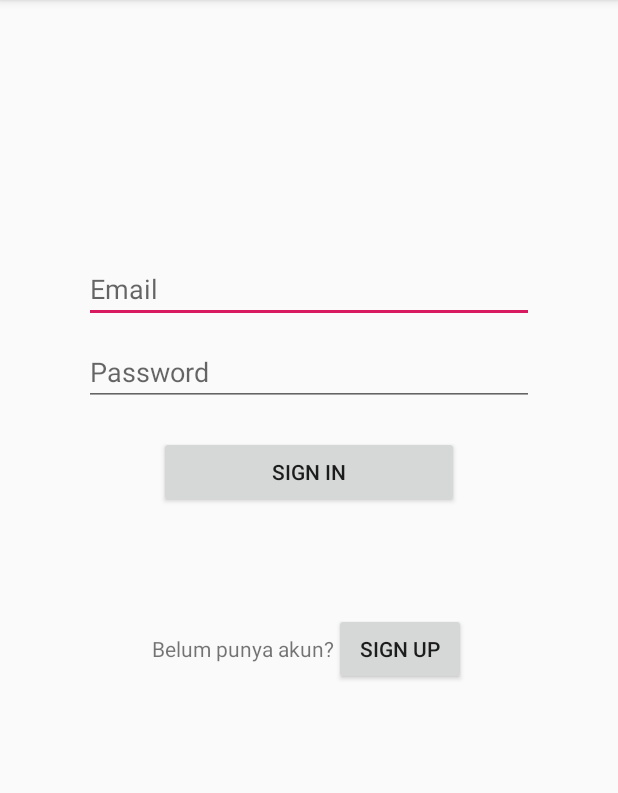
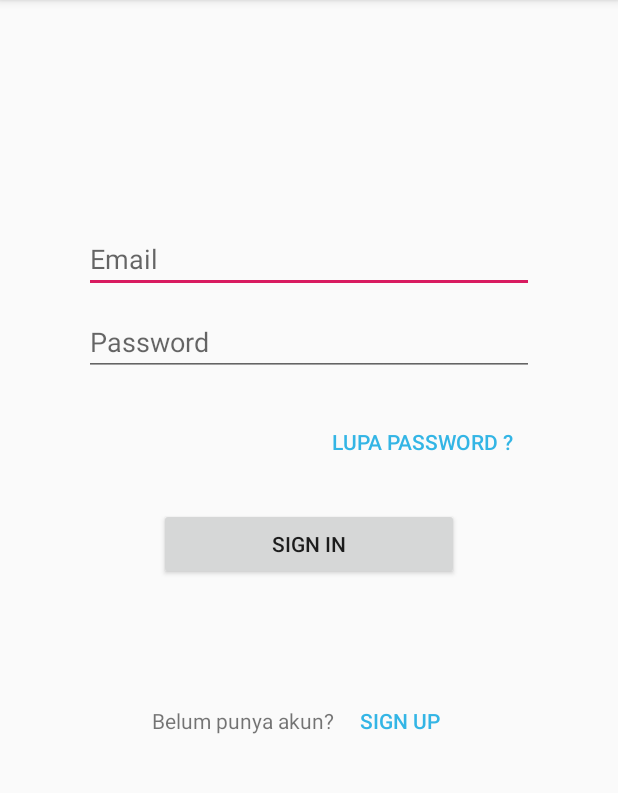
Before and after one commit to BenyaminDoni/GundamHobby, an Android app: the screen it shows after launch (MainActivity), on a phone screen of 412 x 824 dp, the part 84-877 px from its top. Run offline under Robolectric (Android 15) with nearby library versions, the phone set to English and light mode, and no system bars.

Commit message:
Revisi UI page

```diff
--- a/app/src/main/res/layout/activity_main.xml
+++ b/app/src/main/res/layout/activity_main.xml
@@ -12,7 +12,7 @@
         android:layout_width="wrap_content"
         android:layout_height="wrap_content"
         android:layout_gravity="center"
-        android:layout_marginTop="100dp"
+        android:layout_marginTop="80dp"
         android:layout_marginBottom="70dp"
         tools:srcCompat="@tools:sample/avatars[0]" />
 
@@ -33,6 +33,17 @@
         android:layout_gravity="center"
         android:hint="Password"
         android:inputType="textPassword" />
+
+    <Button
+        android:id="@+id/btnLupapass"
+        android:layout_width="wrap_content"
+        android:layout_height="wrap_content"
+        android:layout_marginBottom="20dp"
+        android:layout_gravity="center"
+        android:layout_marginLeft="75dp"
+        android:background="@android:color/transparent"
+        android:textColor="@android:color/holo_blue_light"
+        android:text="Lupa password ?" />
 
     <Button
         android:id="@+id/btnLogin"
@@ -56,10 +67,12 @@
             android:text="Belum punya akun?" />
 
         <Button
-            android:id="@+id/button2"
+            android:id="@+id/btnBack"
             android:layout_width="wrap_content"
             android:layout_height="wrap_content"
             android:layout_weight="1"
+            android:background="@android:color/transparent"
+            android:textColor="@android:color/holo_blue_light"
             android:text="Sign Up" />
     </LinearLayout>
 
--- a/app/src/main/res/layout/fragment_sign_up.xml
+++ b/app/src/main/res/layout/fragment_sign_up.xml
@@ -14,7 +14,7 @@
             android:layout_width="wrap_content"
             android:layout_height="wrap_content"
             android:layout_gravity="center"
-            android:layout_marginTop="100dp"
+            android:layout_marginTop="80dp"
             android:layout_marginBottom="50dp"
             tools:srcCompat="@tools:sample/avatars[0]" />
 
@@ -74,10 +74,12 @@
                 android:text="Sudah punya akun?" />
 
             <Button
-                android:id="@+id/button2"
+                android:id="@+id/btnBack"
                 android:layout_width="wrap_content"
                 android:layout_height="wrap_content"
                 android:layout_weight="1"
+                android:background="@android:color/transparent"
+                android:textColor="@android:color/holo_blue_light"
                 android:text="Sign In" />
         </LinearLayout>
 
```
